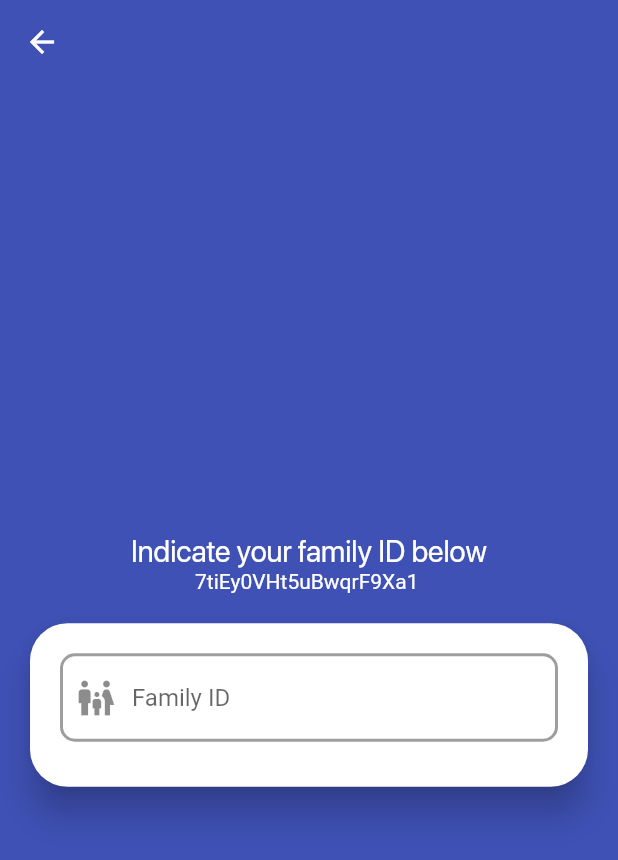
After one commit to arstek131/Expire_App, a Flutter app: the FamilyIdChoiceScreen screen opened by its route, on a phone screen of 412 x 824 dp. The commit adds this screen. Shown: the top 860 px of the screen. Run offline on Flutter 3.47's test engine with Material 2 defaults, Android fonts, the phone set to English and light mode, and no system bars; our stand-ins replace cloud_firestore, firebase_auth, firebase_core, flutter_svg, font_awesome_flutter, google_sign_in and 2 more; missing offline and left inert: enum_to_string, flutter_facebook_auth; accounts and stored records are empty.

Commit message:
Implemented sign up using familyId reference

```diff
--- a/expire_app/lib/main.dart
+++ b/expire_app/lib/main.dart
@@ -11,6 +11,7 @@ import 'screens/main_app_screen.dart';
 import 'screens/auth_screen.dart';
 import 'screens/splash_screen.dart';
 import 'screens/name_input_screen.dart';
+import 'screens/family_id_choice_screen.dart';
 
 /* Providers */
 import './providers/products_provider.dart';
@@ -95,6 +96,7 @@ class _MyAppState extends State<MyApp> {
             //'/': (ctx) => MainAppScreen(),
             AuthScreen.routeName: (ctx) => AuthScreen(),
             NameInputScreen.routeName: (ctx) => NameInputScreen(),
+            FamilyIdChoiceScreen.routeName: (ctx) => FamilyIdChoiceScreen(),
           },
         ),
       ),
--- a/expire_app/lib/screens/auth_screen.dart
+++ b/expire_app/lib/screens/auth_screen.dart
@@ -14,7 +14,7 @@ class AuthScreen extends StatefulWidget {
 class _AuthScreenState extends State<AuthScreen> {
   final _formKeySignIn = GlobalKey<FormState>();
   final _formKeySignUp = GlobalKey<FormState>();
-  final pageController = PageController(initialPage: 0);
+  final pageController = PageController(initialPage: 1);
   @override
   Widget build(BuildContext context) {
     return Scaffold(
--- /dev/null
+++ b/expire_app/lib/screens/family_id_choice_screen.dart
@@ -0,0 +1,254 @@
+/* dart */
+import 'package:flutter/material.dart';
+import 'dart:ui';
+
+/* helpers */
+import '../helpers/firestore_helper.dart';
+
+class FamilyIdChoiceScreen extends StatefulWidget {
+  static const routeName = "/family-id-choice";
+  @override
+  _FamilyIdChoiceScreenState createState() => _FamilyIdChoiceScreenState();
+}
+
+class _FamilyIdChoiceScreenState extends State<FamilyIdChoiceScreen> {
+  var screenHeight = window.physicalSize.height / window.devicePixelRatio;
+  var screenWidth = window.physicalSize.width / window.devicePixelRatio;
+
+  GlobalKey<FormState> _formKey = GlobalKey<FormState>();
+
+  String? referenceId;
+
+  bool _firstCheck = true;
+  bool _isLoading = false;
+  bool _isValid = false;
+
+  List<String> listOfUsersName = [];
+
+  Future<void> _submit() async {
+    listOfUsersName = [];
+    var userIDs = [];
+    setState(() {
+      _isLoading = true;
+    });
+    try {
+      userIDs = await FirestoreHelper.getUsersFromFamilyId(familyId: referenceId!);
+      for (final userId in userIDs) {
+        final usersDisplayName = await FirestoreHelper.getDisplayNameFromUserId(userId: userId, familyId: referenceId!);
+        setState(() {
+          listOfUsersName.add(usersDisplayName);
+        });
+      }
+      print(listOfUsersName);
+    } catch (e, stacktrace) {
+      setState(() {
+        _isValid = false;
+      });
+
+      print('Exception: ' + e.toString());
+      print('Stacktrace: ' + stacktrace.toString());
+      rethrow;
+    } finally {
+      setState(() {
+        _isLoading = false;
+      });
+    }
+
+    if (userIDs.isNotEmpty) {
+      setState(() {
+        _isValid = true;
+      });
+    } else {
+      setState(() {
+        _isValid = false;
+      });
+    }
+  }
+
+  @override
+  Widget build(BuildContext context) {
+    return WillPopScope(
+      onWillPop: () async {
+        if (_isValid && referenceId != null) {
+          Navigator.of(context).pop(referenceId);
+        } else {
+          Navigator.of(context).pop(null);
+        }
+
+        return false;
+      },
+      child: Scaffold(
+        appBar: AppBar(
+          backgroundColor: Colors.indigo,
+          shadowColor: Colors.transparent,
+        ),
+        backgroundColor: Colors.indigo,
+        body: Column(
+          mainAxisAlignment: MainAxisAlignment.center,
+          children: [
+            const Padding(
+              padding: EdgeInsets.symmetric(horizontal: 10.0),
+              child: Text(
+                "Indicate your family ID below",
+                style: TextStyle(fontSize: 20, fontFamily: "SanFrancisco", color: Colors.white),
+                textAlign: TextAlign.center,
+              ),
+            ),
+            const SelectableText(
+              // todo: remove
+              "7tiEy0VHt5uBwqrF9Xa1",
+              style: TextStyle(color: Colors.white),
+            ),
+            const SizedBox(
+              height: 20,
+            ),
+            Card(
+              elevation: 10,
+              margin: const EdgeInsets.only(left: 20.0, right: 20.0),
+              shape: const RoundedRectangleBorder(
+                borderRadius: BorderRadius.all(
+                  Radius.circular(25),
+                ),
+              ),
+              child: Padding(
+                padding: const EdgeInsets.all(20.0),
+                child: Column(
+                  children: [
+                    Form(
+                      key: _formKey,
+                      child: Column(
+                        children: [
+                          Stack(
+                            children: <Widget>[
+                              TextFormField(
+                                decoration: InputDecoration(
+                                  hintText: 'Family ID',
+                                  prefixIcon: const Icon(
+                                    Icons.family_restroom,
+                                    size: 28,
+                                  ),
+                                  errorMaxLines: 2,
+                                  focusedBorder: OutlineInputBorder(
+                                    borderRadius: BorderRadius.circular(10.0),
+                                    borderSide: BorderSide(
+                                      color: Colors.grey,
+                                    ),
+                                  ),
+                                  enabledBorder: OutlineInputBorder(
+                                    borderRadius: BorderRadius.circular(10.0),
+                                    borderSide: BorderSide(
+                                      color: _firstCheck || _isLoading
+                                          ? Colors.grey
+                                          : _isValid
+                                              ? Colors.green
+                                              : Colors.red,
+                                      width: 2.0,
+                                    ),
+                                  ),
+                                  errorBorder: const OutlineInputBorder(
+                                    borderSide: BorderSide(
+                                      color: Colors.red,
+                                      width: 1.5,
+                                    ),
+                                  ),
+                                ),
+                                autocorrect: false,
+                                validator: (value) {
+                                  if (value == null || value.isEmpty) {
+                                    return 'Please enter some text';
+                                  }
+
+                                  return null;
+                                },
+                                onSaved: (value) {
+                                  referenceId = value!;
+                                },
+                                onFieldSubmitted: (value) {
+                                  referenceId = value;
+                                  setState(() {
+                                    _firstCheck = false;
+                                  });
+
+                                  if (_formKey.currentState!.validate()) {
+                                    _submit();
+                                  }
+                                },
+                              ),
+                              if (!_firstCheck)
+                                _isLoading
+                                    ? const Positioned(
+                                        top: 20,
+                                        right: 20,
+                                        child: SizedBox(
+                                          height: 20,
+                                          width: 20,
+                                          child: Center(
+                                            child: CircularProgressIndicator(),
+                                          ),
+                                        ),
+                                      )
+                                    : _isValid
+                                        ? const Positioned(
+                                            top: 18,
+                                            right: 20,
+                                            child: SizedBox(
+                                              height: 20,
+                                              width: 20,
+                                              child: Center(
+                                                child: Icon(
+                                                  Icons.check_circle_outline_outlined,
+                                                  color: Colors.green,
+                                                ),
+                                              ),
+                                            ),
+                                          )
+                                        : const Positioned(
+                                            top: 18,
+                                            right: 20,
+                                            child: SizedBox(
+                                              height: 20,
+                                              width: 20,
+                                              child: Center(
+                                                child: Icon(
+                                                  Icons.cancel_outlined,
+                                                  color: Colors.red,
+                                                ),
+                                              ),
+                                            ),
+                                          ),
+                            ],
+                          ),
+                        ],
+                      ),
+                    ),
+                    const SizedBox(
+                      height: 10,
+                    ),
+                    if (!_firstCheck)
+                      _isValid
+                          ? Column(
+                              children: [
+                                const Text(
+                                  "Family found with given members: ",
+                                  style: TextStyle(color: Colors.green),
+                                ),
+                                const SizedBox(
+                                  height: 10,
+                                ),
+                                ...listOfUsersName.map((userName) => Text(userName)).toList()
+                              ],
+                            )
+                          : const Text(
+                              "No family found with gived ID",
+                              style: TextStyle(color: Colors.red),
+                            )
+                  ],
+                ),
+              ),
+            ),
+          ],
+        ),
+      ),
+    );
+  }
+}
--- a/expire_app/lib/widgets/product_list_tile.dart
+++ b/expire_app/lib/widgets/product_list_tile.dart
@@ -159,7 +159,7 @@ class _ProductListTileState extends State<ProductListTile> {
           if (widget.expireStatus == ExpireStatus.Expired)
             Positioned(
               top: 10,
-              right: 0,
+              right: -5,
               child: Align(
                 alignment: Alignment.center,
                 child: Transform.rotate(
```
Also changed, not shown: expire_app/lib/helpers/firestore_helper.dart (added, +48 -0 lines), expire_app/lib/providers/auth_provider.dart (+39 -16 lines), expire_app/lib/widgets/add_item_modal.dart (+2 -10 lines), expire_app/lib/widgets/sign_up.dart (+48 -4 lines).
